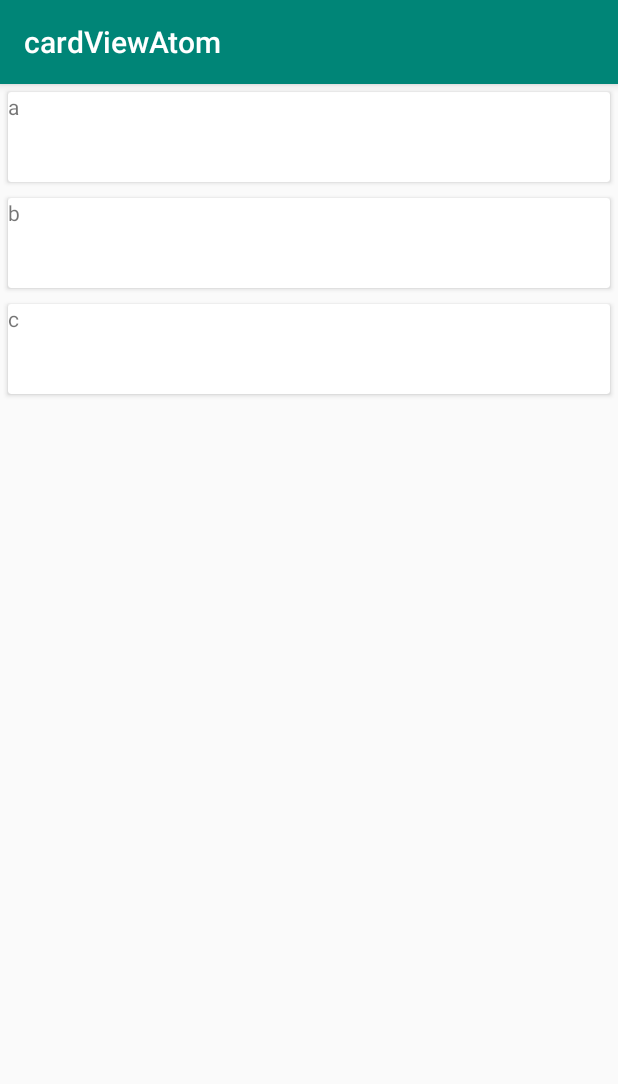
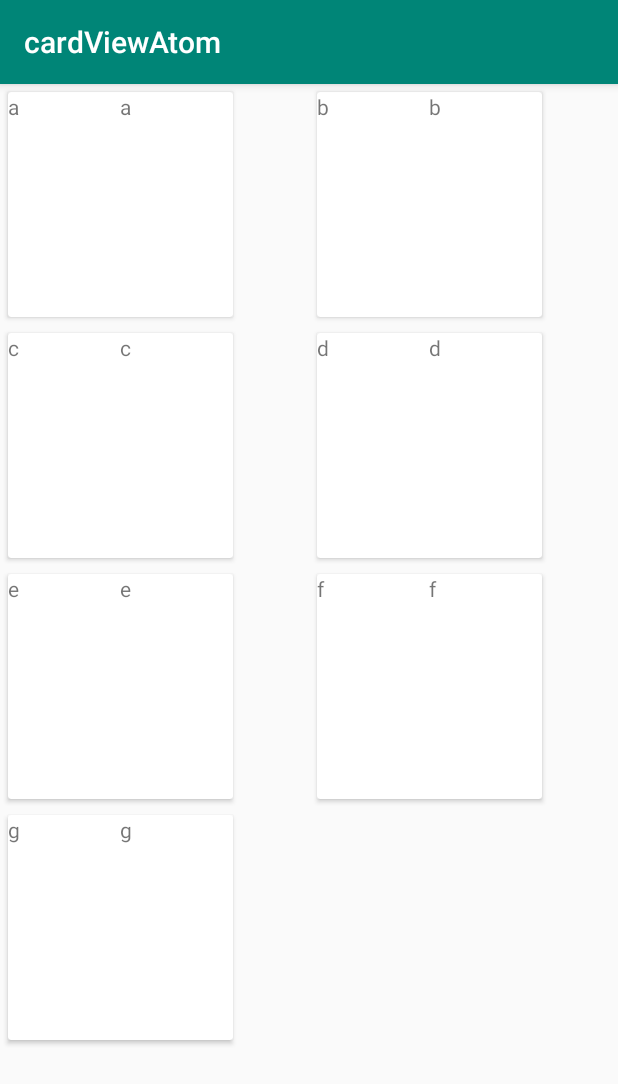
Before and after one commit to stephenfrench9/cardviewAtom, an Android app: the screen it shows after launch (MainActivity), on a phone screen of 412 x 824 dp. Shown: the top 1084 px of the screen. Run offline under Robolectric (Android 15) with nearby library versions, the phone set to English and light mode, and no system bars.

```diff
--- a/app/src/main/java/com/example/stephenfrench/cardviewatom/MainActivity.java
+++ b/app/src/main/java/com/example/stephenfrench/cardviewatom/MainActivity.java
@@ -2,9 +2,13 @@ package com.example.stephenfrench.cardviewatom;
 
 import android.support.v7.app.AppCompatActivity;
 import android.os.Bundle;
+import android.support.v7.widget.GridLayoutManager;
 import android.support.v7.widget.LinearLayoutManager;
 import android.support.v7.widget.RecyclerView;
 import android.util.Log;
+import android.view.View;
+import android.widget.TextView;
+import android.widget.Toast;
 
 import java.util.ArrayList;
 import java.util.Arrays;
@@ -26,11 +30,11 @@ public class MainActivity extends AppCompatActivity {
         //2. It will be a list
         mRecyclerView = (RecyclerView) findViewById(R.id.rv);
         mRecyclerView.setHasFixedSize(true);
-        mRecyclerView.setLayoutManager(new LinearLayoutManager(this));
+        mRecyclerView.setLayoutManager(new GridLayoutManager(this, 2));
 
         //3. initialize the data
         data = new ArrayList<String>(Arrays.asList("one", "two", "three"));
-        String[] data1 = new String[]{"a", "b", "c"};
+        String[] data1 = new String[]{"a", "b", "c", "d", "e", "f", "g"};
 
         //4. put the data into the list
         Log.d("earth", "commision adapter");
@@ -46,4 +50,11 @@ public class MainActivity extends AppCompatActivity {
         //5) the recycler view and layout manager will arrange the views/display them as needed
 
     }
+
+    public void clickedCard(View view) {
+        Toast.makeText(this, "sandra", Toast.LENGTH_LONG).show();
+        TextView tv = view.findViewById(R.id.tv1);
+        tv.setText("that day");
+
+    }
 }
--- a/app/src/main/res/layout/viewt.xml
+++ b/app/src/main/res/layout/viewt.xml
@@ -1,23 +1,29 @@
 <?xml version="1.0" encoding="utf-8"?>
 <android.support.v7.widget.CardView xmlns:android="http://schemas.android.com/apk/res/android"
     xmlns:tools="http://schemas.android.com/tools"
-    android:layout_width="match_parent"
-    android:layout_height="wrap_content"
-    android:layout_margin="5dp">
+    android:layout_width="150dp"
+    android:layout_height="150dp"
+    android:layout_margin="5dp"
+    android:onClick="clickedCard">
 
         <LinearLayout
             android:layout_width="match_parent"
-            android:layout_height="60dp"
-            android:orientation="horizontal">
+            android:layout_height="match_parent"
+            android:orientation="horizontal"
+            android:weightSum="1.0"
+            android:id="@+id/ll">
             <TextView
                 android:id="@+id/tv1"
-                android:layout_width="match_parent"
+                android:layout_width="0dp"
+                android:layout_weight=".5"
                 android:layout_height="match_parent"
-                android:text="thatDay"/>
+                android:outlineProvider="bounds"
+                android:text="thatDay" />
 
             <TextView
                 android:id="@+id/tv2"
-                android:layout_width="match_parent"
+                android:layout_width="0dp"
+                android:layout_weight=".5"
                 android:layout_height="match_parent"
                 android:text="thisDay"/>
         </LinearLayout>
```
